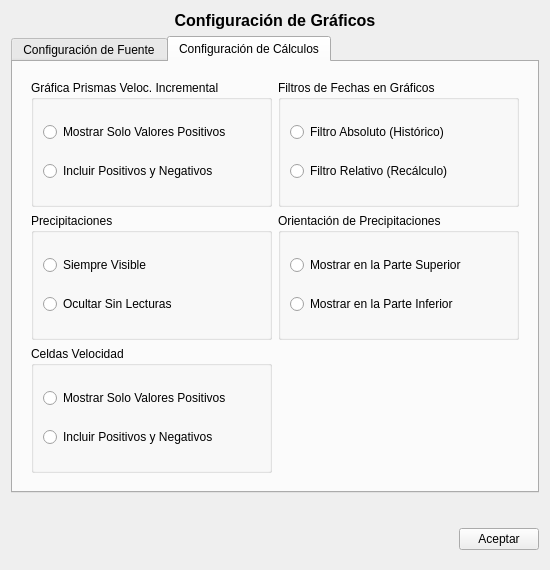
The window that ui/ajustessoftware.ui (ivanrv23/E-Monitoring-SqlServer) describes before a commit, drawn with Qt 5.
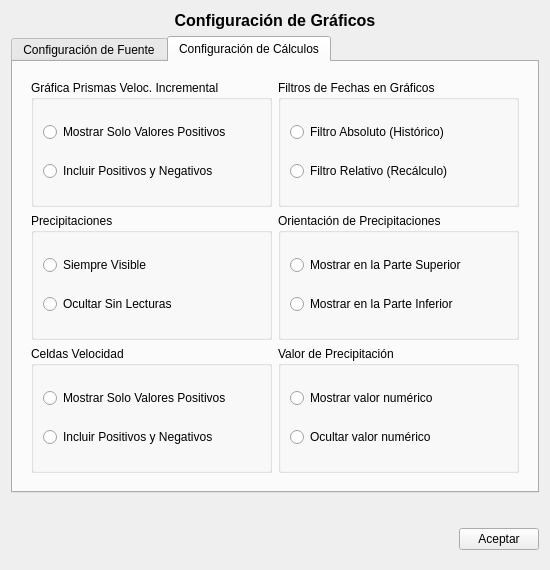
The same window after the commit. The open tabs and pages were chosen to show the change.

Diff of the .ui file:
```diff
--- a/ui/ajustessoftware.ui
+++ b/ui/ajustessoftware.ui
@@ -510,6 +510,29 @@
                </layout>
               </widget>
              </item>
+             <item row="2" column="1">
+              <widget class="QGroupBox" name="group_valor_lluvia">
+               <property name="title">
+                <string>Valor de Precipitación</string>
+               </property>
+               <layout class="QVBoxLayout" name="verticalLayout_10">
+                <item>
+                 <widget class="QRadioButton" name="radio_mostrar_lluvia_valor">
+                  <property name="text">
+                   <string>Mostrar valor numérico</string>
+                  </property>
+                 </widget>
+                </item>
+                <item>
+                 <widget class="QRadioButton" name="radio_ocultar_lluvia_valor">
+                  <property name="text">
+                   <string>Ocultar valor numérico</string>
+                  </property>
+                 </widget>
+                </item>
+               </layout>
+              </widget>
+             </item>
             </layout>
            </widget>
           </item>
```
Left out of the diff: 2 changed lines with no effect on the pictures.
